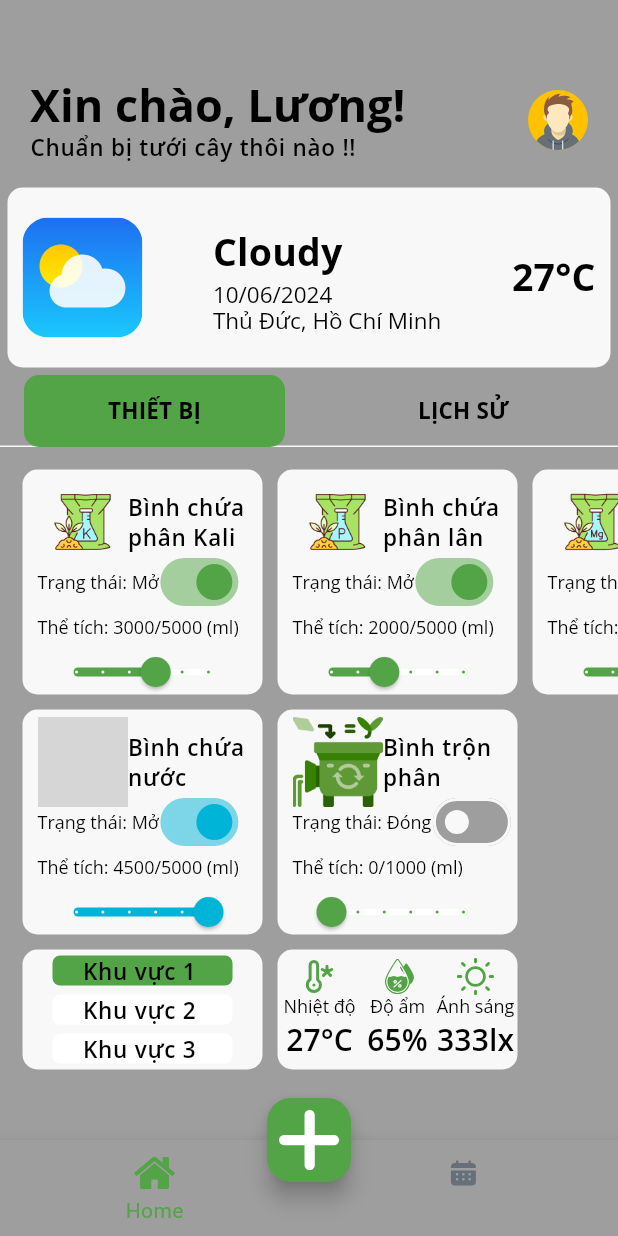
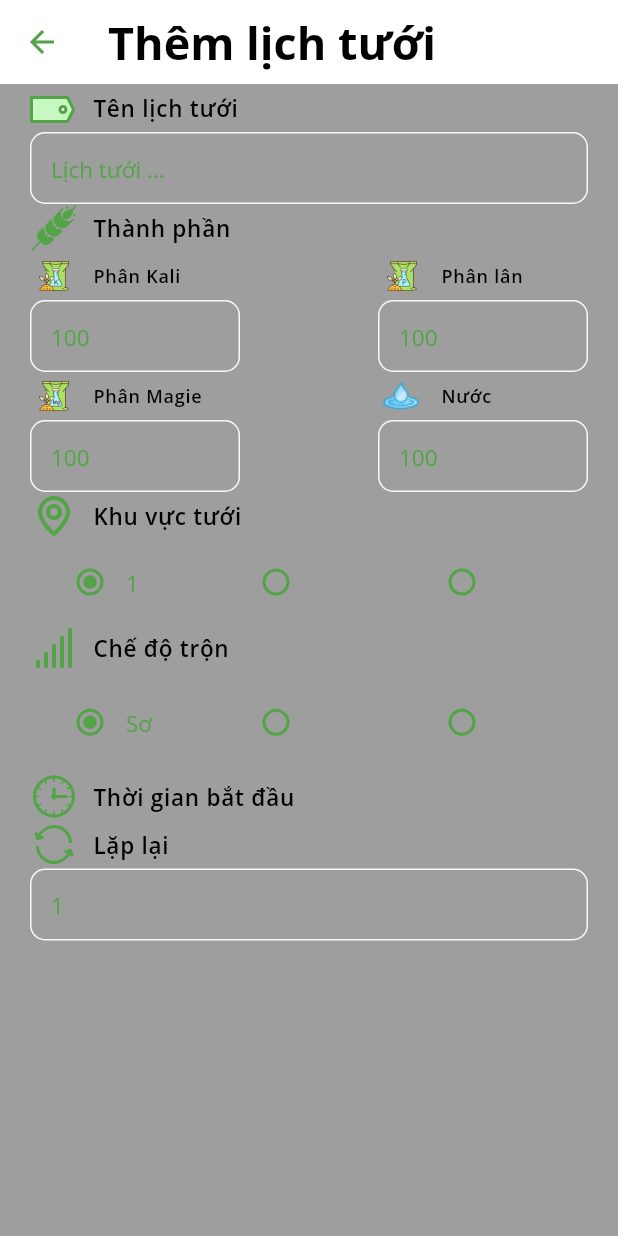
Before and after one commit to hoangluong202/iot-irrigation, a Flutter app: the screen it shows after launch, after a tap on an icon or button, on a phone screen of 412 x 824 dp. Run offline on Flutter 3.47's test engine with Material 3 defaults, Android fonts, the phone set to English and light mode, and no system bars; our stand-ins replace flutter_svg, table_calendar; grey boxes are pictures that could not be loaded.

Commit message:
feat(calendar-add): update calendar form

```diff
--- a/lib/components/tabbar-view.dart
+++ b/lib/components/tabbar-view.dart
@@ -287,6 +287,13 @@ class TabBarComponent extends StatelessWidget {
                 ),
                 Container(
                     height: 400,
+                    decoration: BoxDecoration(
+                      color: Theme.of(context).colorScheme.background,
+                      borderRadius: BorderRadius.circular(10),
+                    ),
+                    child: Scrollbar(
+                        thumbVisibility: true,
+                        trackVisibility: true,
                         child: SingleChildScrollView(
                           scrollDirection: Axis.vertical,
                           child: DataTable(
@@ -297,7 +304,8 @@ class TabBarComponent extends StatelessWidget {
                               dataRowMinHeight: 25,
                               dataRowMaxHeight: 30,
                               decoration: BoxDecoration(
-                            color: Theme.of(context).colorScheme.onBackground,
+                                color:
+                                    Theme.of(context).colorScheme.onBackground,
                                 borderRadius: BorderRadius.circular(10),
                               ),
                               columns: [
@@ -307,24 +315,15 @@ class TabBarComponent extends StatelessWidget {
                               ],
                               rows: dataHistory.map((e) {
                                 return DataRow(cells: [
-                              DataCell(
-                                  Text(e['time'].toString().substring(0, 19))),
+                                  DataCell(Text(
+                                      e['time'].toString().substring(0, 19))),
                                   DataCell(Text(e['deviceName'].toString())),
                                   DataCell(Text(e['status'].toString() == 'true'
                                       ? 'Mở'
                                       : 'Đóng')),
                                 ]);
-                          }).toList()
-
-                          // [
-                          //   DataRow(cells: [
-                          //     DataCell(Text(dataHistory[0]['time'].toString().substring(0, 19))),
-                          //     DataCell(Text('Bình chứa Photpho')),
-                          //     DataCell(Text('Mở')),
-                          //   ]),
-                          // ],
-                          ),
-                    )),
+                              }).toList()),
+                        ))),
               ],
             ),
           )
--- a/lib/constants/assets.dart
+++ b/lib/constants/assets.dart
@@ -14,6 +14,7 @@ class Assets {
   static const String pImage = "assets/images/p.png";
   static const String waterImage = "assets/images/water.png";
   static const String mixerImage = "assets/images/mixer.png";
+  static const String h2oImage = "assets/images/h2o.png";
 
   static const String homeActiveIcon = "assets/icons/home-active.svg";
   static const String homeInactiveIcon = "assets/icons/home-inactive.svg";
@@ -23,6 +24,13 @@ class Assets {
   static const String plusIcon = "assets/icons/plus.svg";
   static const String menuIcon = "assets/icons/menu.svg";
   static const String eventIcon = "assets/icons/event.svg";
+  static const String backIcon = "assets/icons/chevron-left.svg";
+  static const String clockIcon = "assets/icons/clock.svg";
+  static const String glutenIcon = "assets/icons/gluten.svg";
+  static const String labelIcon = "assets/icons/label.svg";
+  static const String levelIcon = "assets/icons/level.svg";
+  static const String locationIcon = "assets/icons/location.svg";
+  static const String repeatIcon = "assets/icons/repeat.svg";
 
   static const Map<String, String> assetsDevice = {
     "1": kImage,
--- /dev/null
+++ b/lib/pages/calendar-form.dart
@@ -0,0 +1,335 @@
+import 'package:flutter/material.dart';
+import 'package:flutter_svg/svg.dart';
+import 'package:iot_irrigation/constants/assets.dart';
+
+class CalendarForm extends StatefulWidget {
+  const CalendarForm({super.key});
+
+  @override
+  State<CalendarForm> createState() => _CalendarFormState();
+}
+
+class _CalendarFormState extends State<CalendarForm> {
+  final GlobalKey<FormState> _formKey = GlobalKey<FormState>();
+  int _selectedArea = 1;
+  int _selectedLevel = 1;
+
+  @override
+  Widget build(BuildContext context) {
+    return Scaffold(
+        appBar: AppBar(
+          title: Text('Thêm lịch tưới',
+              style: Theme.of(context).textTheme.titleLarge),
+          backgroundColor: Theme.of(context).colorScheme.background,
+        ),
+        body: Form(
+            key: _formKey,
+            child: Column(children: <Widget>[
+              Container(
+                  margin: const EdgeInsets.only(left: 20, right: 20),
+                  child: Column(children: [
+                    _buildLabelWithIconSvg(
+                        context, 'Tên lịch tưới', Assets.labelIcon),
+                    TextFormField(
+                      style: Theme.of(context).textTheme.displayMedium,
+                      decoration: const InputDecoration(
+                          contentPadding: EdgeInsets.only(left: 10),
+                          hintText: 'Lịch tưới ...',
+                          border: OutlineInputBorder(
+                              borderRadius:
+                                  BorderRadius.all(Radius.circular(10)))),
+                      validator: (String? value) {
+                        if (value == null || value.isEmpty) {
+                          return 'Please enter some text';
+                        }
+                        return null;
+                      },
+                    ),
+                    _buildLabelWithIconSvg(
+                        context, 'Thành phần', Assets.glutenIcon),
+                    Row(
+                        mainAxisAlignment: MainAxisAlignment.spaceBetween,
+                        crossAxisAlignment: CrossAxisAlignment.start,
+                        children: [
+                          Container(
+                              width: 140,
+                              child: Column(
+                                  mainAxisAlignment: MainAxisAlignment.start,
+                                  crossAxisAlignment: CrossAxisAlignment.start,
+                                  children: [
+                                    _buildLabelWithIconImg(
+                                        context, 'Phân Kali', Assets.kImage),
+                                    TextFormField(
+                                      keyboardType: TextInputType.number,
+                                      style: Theme.of(context)
+                                          .textTheme
+                                          .displayMedium,
+                                      decoration: const InputDecoration(
+                                          contentPadding: EdgeInsets.only(
+                                              left: 10, right: 10),
+                                          hintText: '100',
+                                          suffixText: 'ml',
+                                          border: OutlineInputBorder(
+                                              borderRadius: BorderRadius.all(
+                                                  Radius.circular(10)))),
+                                    ),
+                                  ])),
+                          Container(
+                              width: 140,
+                              child: Column(
+                                  mainAxisAlignment: MainAxisAlignment.start,
+                                  crossAxisAlignment: CrossAxisAlignment.start,
+                                  children: [
+                                    _buildLabelWithIconImg(
+                                        context, 'Phân lân', Assets.pImage),
+                                    TextFormField(
+                                      keyboardType: TextInputType.number,
+                                      style: Theme.of(context)
+                                          .textTheme
+                                          .displayMedium,
+                                      decoration: const InputDecoration(
+                                          contentPadding: EdgeInsets.only(
+                                              left: 10, right: 10),
+                                          hintText: '100',
+                                          suffixText: 'ml',
+                                          border: OutlineInputBorder(
+                                              borderRadius: BorderRadius.all(
+                                                  Radius.circular(10)))),
+                                    ),
+                                  ])),
+                        ]),
+                    Row(
+                        mainAxisAlignment: MainAxisAlignment.spaceBetween,
+                        crossAxisAlignment: CrossAxisAlignment.start,
+                        children: [
+                          Container(
+                              width: 140,
+                              child: Column(
+                                  mainAxisAlignment: MainAxisAlignment.start,
+                                  crossAxisAlignment: CrossAxisAlignment.start,
+                                  children: [
+                                    _buildLabelWithIconImg(
+                                        context, 'Phân Magie', Assets.mgImage),
+                                    TextFormField(
+                                      keyboardType: TextInputType.number,
+                                      style: Theme.of(context)
+                                          .textTheme
+                                          .displayMedium,
+                                      decoration: const InputDecoration(
+                                          contentPadding: EdgeInsets.only(
+                                              left: 10, right: 10),
+                                          hintText: '100',
+                                          suffixText: 'ml',
+                                          border: OutlineInputBorder(
+                                              borderRadius: BorderRadius.all(
+                                                  Radius.circular(10)))),
+                                    ),
+                                  ])),
+                          Container(
+                              width: 140,
+                              child: Column(
+                                  mainAxisAlignment: MainAxisAlignment.start,
+                                  crossAxisAlignment: CrossAxisAlignment.start,
+                                  children: [
+                                    _buildLabelWithIconImg(
+                                        context, 'Nước', Assets.h2oImage),
+                                    TextFormField(
+                                      keyboardType: TextInputType.number,
+                                      style: Theme.of(context)
+                                          .textTheme
+                                          .displayMedium,
+                                      decoration: const InputDecoration(
+                                          contentPadding: EdgeInsets.only(
+                                              left: 10, right: 10),
+                                          hintText: '100',
+                                          suffixText: 'ml',
+                                          border: OutlineInputBorder(
+                                              borderRadius: BorderRadius.all(
+                                                  Radius.circular(10)))),
+                                    ),
+                                  ])),
+                        ]),
+                    _buildLabelWithIconSvg(
+                        context, 'Khu vực tưới', Assets.locationIcon),
+                    Row(
+                      children: [
+                        Expanded(
+                          child: ListTile(
+                            title: Text('1'),
+                            horizontalTitleGap: 0,
+                            titleTextStyle:
+                                Theme.of(context).textTheme.displayMedium,
+                            textColor: 1 == _selectedArea
+                                ? Theme.of(context).colorScheme.primary
+                                : Theme.of(context).colorScheme.surface,
+                            leading: Radio<int>(
+                              value: 1,
+                              groupValue: _selectedArea,
+                              onChanged: (int? value) {
+                                setState(() {
+                                  _selectedArea = value ?? 1;
+                                });
+                              },
+                            ),
+                          ),
+                        ),
+                        Expanded(
+                          child: ListTile(
+                            title: Text('2'),
+                            horizontalTitleGap: 0,
+                            titleTextStyle:
+                                Theme.of(context).textTheme.displayMedium,
+                            textColor: 2 == _selectedArea
+                                ? Theme.of(context).colorScheme.primary
+                                : Theme.of(context).colorScheme.surface,
+                            iconColor: 2 == _selectedArea
+                                ? Theme.of(context).colorScheme.primary
+                                : Theme.of(context).colorScheme.surface,
+                            leading: Radio<int>(
+                              value: 2,
+                              groupValue: _selectedArea,
+                              onChanged: (int? value) {
+                                setState(() {
+                                  _selectedArea = value ?? 2;
+                                });
+                              },
+                            ),
+                          ),
+                        ),
+                        Expanded(
+                          child: ListTile(
+                            title: Text('3'),
+                            horizontalTitleGap: 0,
+                            titleTextStyle:
+                                Theme.of(context).textTheme.displayMedium,
+                            textColor: 3 == _selectedArea
+                                ? Theme.of(context).colorScheme.primary
+                                : Theme.of(context).colorScheme.surface,
+                            leading: Radio<int>(
+                              value: 3,
+                              groupValue: _selectedArea,
+                              onChanged: (int? value) {
+                                setState(() {
+                                  _selectedArea = value ?? 3;
+                                });
+                              },
+                            ),
+                          ),
+                        ),
+                      ],
+                    ),
+                    _buildLabelWithIconSvg(
+                        context, 'Chế độ trộn', Assets.levelIcon),
+                    Row(
+                      children: [
+                        Expanded(
+                          child: ListTile(
+                            title: Text('Sơ'),
+                            horizontalTitleGap: 0,
+                            titleTextStyle:
+                                Theme.of(context).textTheme.displayMedium,
+                            textColor: 1 == _selectedLevel
+                                ? Theme.of(context).colorScheme.primary
+                                : Theme.of(context).colorScheme.surface,
+                            leading: Radio<int>(
+                              value: 1,
+                              groupValue: _selectedLevel,
+                              onChanged: (int? value) {
+                                setState(() {
+                                  _selectedLevel = value ?? 1;
+                                });
+                              },
+                            ),
+                          ),
+                        ),
+                        Expanded(
+                          child: ListTile(
+                            title: Text('Trung bình'),
+                            horizontalTitleGap: 0,
+                            titleTextStyle:
+                                Theme.of(context).textTheme.displayMedium,
+                            textColor: 2 == _selectedLevel
+                                ? Theme.of(context).colorScheme.primary
+                                : Theme.of(context).colorScheme.surface,
+                            iconColor: 2 == _selectedLevel
+                                ? Theme.of(context).colorScheme.primary
+                                : Theme.of(context).colorScheme.surface,
+                            leading: Radio<int>(
+                              value: 2,
+                              groupValue: _selectedLevel,
+                              onChanged: (int? value) {
+                                setState(() {
+                                  _selectedLevel = value ?? 2;
+                                });
+                              },
+                            ),
+                          ),
+                        ),
+                        Expanded(
+                          child: ListTile(
+                            title: Text('Nhuyễn'),
+                            horizontalTitleGap: 0,
+                            titleTextStyle:
+                                Theme.of(context).textTheme.displayMedium,
+                            textColor: 3 == _selectedLevel
+                                ? Theme.of(context).colorScheme.primary
+                                : Theme.of(context).colorScheme.surface,
+                            leading: Radio<int>(
+                              value: 3,
+                              groupValue: _selectedLevel,
+                              onChanged: (int? value) {
+                                setState(() {
+                                  _selectedLevel = value ?? 3;
+                                });
+                              },
+                            ),
+                          ),
+                        ),
+                      ],
+                    ),
+                    _buildLabelWithIconSvg(
+                        context, 'Thời gian bắt đầu', Assets.clockIcon),
+                    // TextFormField(
+                    //   keyboardType: TextInputType.datetime,
+                    // ),
+                    _buildLabelWithIconSvg(
+                        context, 'Lặp lại', Assets.repeatIcon),
+                    TextFormField(
+                      keyboardType: TextInputType.number,
+                      style: Theme.of(context).textTheme.displayMedium,
+                      decoration: const InputDecoration(
+                          contentPadding: EdgeInsets.only(left: 10, right: 10),
+                          hintText: '1',
+                          suffixText: 'lần',
+                          border: OutlineInputBorder(
+                              borderRadius:
+                                  BorderRadius.all(Radius.circular(10)))),
+                    ),
+                  ])),
+            ])));
+  }
+
+  Widget _buildLabelWithIconSvg(
+      BuildContext context, String label, String icon) {
+    return Row(
+      children: [
+        SvgPicture.asset(icon, width: 32, height: 32),
+        Padding(
+            padding: const EdgeInsets.only(left: 10),
+            child: Text(label, style: Theme.of(context).textTheme.labelMedium)),
+      ],
+    );
+  }
+
+  Widget _buildLabelWithIconImg(
+      BuildContext context, String label, String icon) {
+    return Row(
+      children: [
+        Image.asset(icon, width: 32, height: 32),
+        Padding(
+            padding: const EdgeInsets.only(left: 10),
+            child: Text(label, style: Theme.of(context).textTheme.labelSmall)),
+      ],
+    );
+  }
+}
--- a/lib/pages/home.dart
+++ b/lib/pages/home.dart
@@ -3,6 +3,8 @@ import 'package:iot_irrigation/components/calendar.dart';
 import 'package:iot_irrigation/components/tabbar-view.dart';
 import 'package:iot_irrigation/constants/assets.dart';
 import 'package:flutter_svg/flutter_svg.dart';
+import 'package:iot_irrigation/pages/calendar-form.dart';
+
 class MyHomePage extends StatefulWidget {
   const MyHomePage({super.key});
 
@@ -49,7 +51,9 @@ class _MyHomePageState extends State<MyHomePage> {
           ]),
       floatingActionButton: FloatingActionButton(
         onPressed: () {
-          // Add your onPressed code here!
+          Navigator.push(context, MaterialPageRoute(builder: (context) {
+            return CalendarForm();
+          }));
         },
         child: SvgPicture.asset(Assets.plusIcon),
       ),
```
Also changed, not shown: assets/icons/chevron-left.svg (added), assets/icons/clock.svg (added), assets/icons/gluten.svg (added), assets/icons/label.svg (added), assets/icons/level.svg (added), assets/icons/location.svg (added), assets/icons/repeat.svg (added), assets/images/h2o.png (added). Lines whose indentation alone changed are shown as unchanged.
